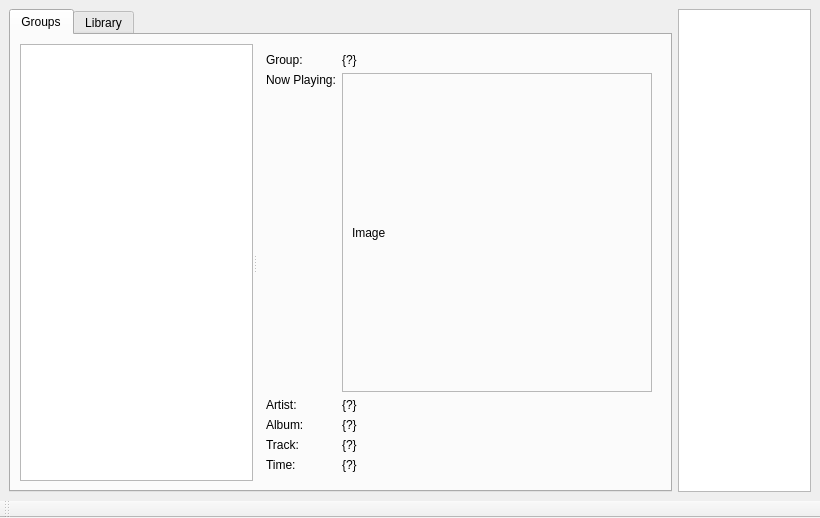
This is main_interface.ui in aglavic/sonos_library_browser as Qt 5 draws it before an edit. The edited form follows.
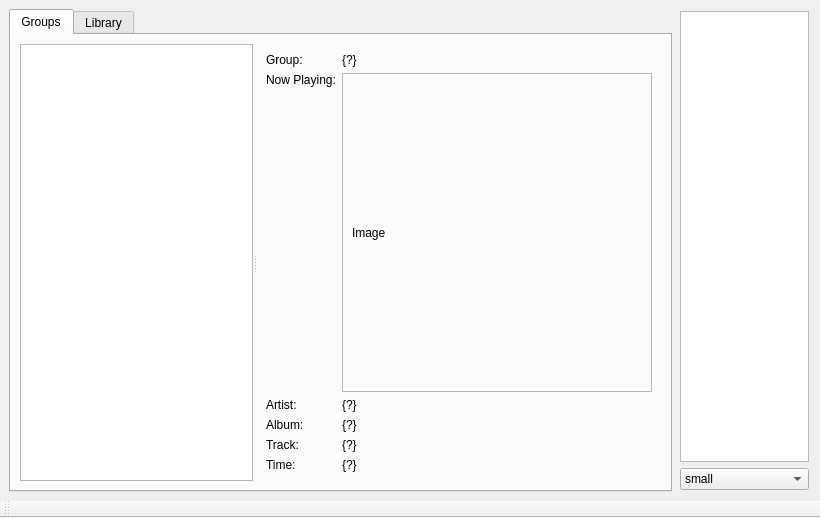
This is the edited form.

```diff
--- a/main_interface.ui
+++ b/main_interface.ui
@@ -249,19 +249,62 @@
      </widget>
     </item>
     <item>
-     <widget class="QListWidget" name="groupQueueList">
+     <widget class="QWidget" name="widget_2" native="true">
       <property name="sizePolicy">
        <sizepolicy hsizetype="Expanding" vsizetype="Expanding">
         <horstretch>1</horstretch>
         <verstretch>0</verstretch>
        </sizepolicy>
       </property>
-      <property name="selectionMode">
-       <enum>QAbstractItemView::SingleSelection</enum>
-      </property>
-      <property name="selectionBehavior">
-       <enum>QAbstractItemView::SelectItems</enum>
-      </property>
+      <layout class="QVBoxLayout" name="verticalLayout">
+       <property name="leftMargin">
+        <number>2</number>
+       </property>
+       <property name="topMargin">
+        <number>2</number>
+       </property>
+       <property name="rightMargin">
+        <number>2</number>
+       </property>
+       <property name="bottomMargin">
+        <number>2</number>
+       </property>
+       <item>
+        <widget class="QListWidget" name="groupQueueList">
+         <property name="sizePolicy">
+          <sizepolicy hsizetype="Expanding" vsizetype="Expanding">
+           <horstretch>1</horstretch>
+           <verstretch>0</verstretch>
+          </sizepolicy>
+         </property>
+         <property name="selectionMode">
+          <enum>QAbstractItemView::SingleSelection</enum>
+         </property>
+         <property name="selectionBehavior">
+          <enum>QAbstractItemView::SelectItems</enum>
+         </property>
+        </widget>
+       </item>
+       <item>
+        <widget class="QComboBox" name="comboBox">
+         <item>
+          <property name="text">
+           <string>small</string>
+          </property>
+         </item>
+         <item>
+          <property name="text">
+           <string>medium</string>
+          </property>
+         </item>
+         <item>
+          <property name="text">
+           <string>large</string>
+          </property>
+         </item>
+        </widget>
+       </item>
+      </layout>
      </widget>
     </item>
    </layout>
```
Left out of the diff: 17 changed lines with no effect on the pictures.
